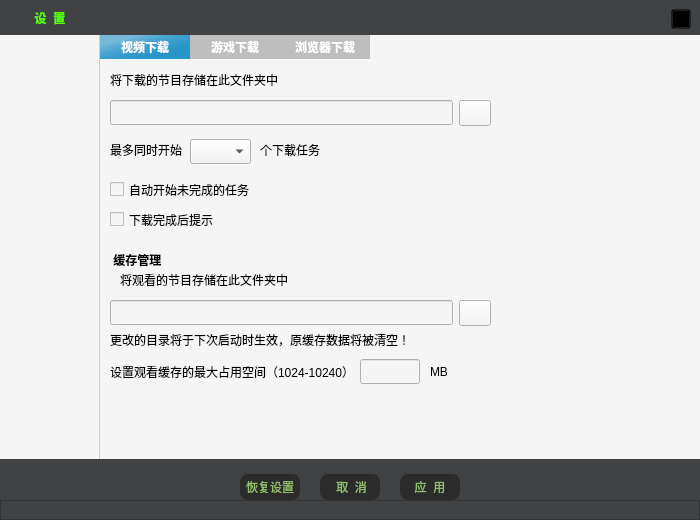
Old version of the form VideoPlayer/messagebox/SystemSetting.ui in the repository huizhang556/pc-video-player.
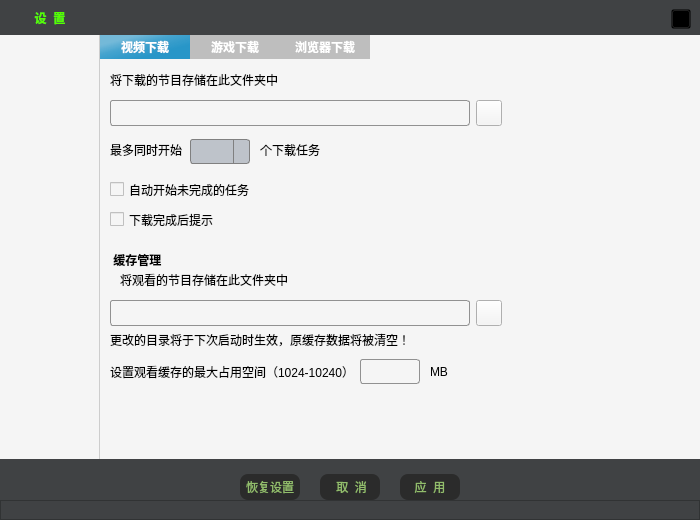
New version of the form. The open tabs and pages were chosen to show the change. Icons and pictures are not drawn.

```diff
--- a/VideoPlayer/messagebox/SystemSetting.ui
+++ b/VideoPlayer/messagebox/SystemSetting.ui
@@ -1766,10 +1766,60 @@
                   <rect>
                    <x>90</x>
                    <y>80</y>
-                   <width>61</width>
+                   <width>60</width>
                    <height>25</height>
                   </rect>
                  </property>
+                 <property name="minimumSize">
+                  <size>
+                   <width>60</width>
+                   <height>25</height>
+                  </size>
+                 </property>
+                 <property name="maximumSize">
+                  <size>
+                   <width>60</width>
+                   <height>25</height>
+                  </size>
+                 </property>
+                 <property name="styleSheet">
+                  <string notr="true">QComboBox
+{
+color: #03b2f5;
+border: 1px solid gray;
+border-radius: 3px;
+background-color: rgba(61, 78, 102,0.3);
+}
+
+QComboBox::drop-down
+{
+border: 0px solid gray;
+border-left-width: 1px;
+}
+
+QComboBox::down-arrow 
+{
+border-image: url(:/images/fileitem/combobox_down.png);
+}
+
+QListView
+{
+background-color: rgb(64, 66, 68);
+}
+
+QListView::item
+{
+color: gray;
+height: 26px;
+background-color: rgb(64, 66, 68);
+}
+
+QListView::item:hover
+{
+color: #55ff00;
+background-color: rgb(64, 66, 68);
+}</string>
+                 </property>
                 </widget>
                 <widget class="QLabel" name="label_83">
                  <property name="geometry">
@@ -1920,13 +1970,26 @@
                    <height>25</height>
                   </rect>
                  </property>
+                 <property name="styleSheet">
+                  <string notr="true">QLineEdit
+{
+border-radius: 3px;
+border: 1px solid #919191;
+
+}
+
+QLineEdit:focus
+{
+border: 1px solid #2baffc;
+}</string>
+                 </property>
                 </widget>
                 <widget class="QWidget" name="layoutWidget">
                  <property name="geometry">
                   <rect>
                    <x>10</x>
                    <y>40</y>
-                   <width>381</width>
+                   <width>394</width>
                    <height>28</height>
                   </rect>
                  </property>
@@ -1938,10 +2001,29 @@
                    <widget class="QLineEdit" name="lineEdit_savevideopath">
                     <property name="minimumSize">
                      <size>
-                      <width>0</width>
-                      <height>25</height>
+                      <width>360</width>
+                      <height>26</height>
                      </size>
                     </property>
+                    <property name="maximumSize">
+                     <size>
+                      <width>360</width>
+                      <height>26</height>
+                     </size>
+                    </property>
+                    <property name="styleSheet">
+                     <string notr="true">QLineEdit
+{
+border-radius: 3px;
+border: 1px solid #919191;
+
+}
+
+QLineEdit:focus
+{
+border: 1px solid #2baffc;
+}</string>
+                    </property>
                    </widget>
                   </item>
                   <item>
@@ -1954,7 +2036,7 @@
                     </property>
                     <property name="maximumSize">
                      <size>
-                      <width>32</width>
+                      <width>26</width>
                       <height>26</height>
                      </size>
                     </property>
@@ -1980,7 +2062,7 @@
                   <rect>
                    <x>10</x>
                    <y>240</y>
-                   <width>381</width>
+                   <width>394</width>
                    <height>28</height>
                   </rect>
                  </property>
@@ -1992,10 +2074,29 @@
                    <widget class="QLineEdit" name="lineEdit_watchedsavepath">
                     <property name="minimumSize">
                      <size>
-                      <width>0</width>
-                      <height>25</height>
+                      <width>360</width>
+                      <height>26</height>
                      </size>
                     </property>
+                    <property name="maximumSize">
+                     <size>
+                      <width>360</width>
+                      <height>26</height>
+                     </size>
+                    </property>
+                    <property name="styleSheet">
+                     <string notr="true">QLineEdit
+{
+border-radius: 3px;
+border: 1px solid #919191;
+
+}
+
+QLineEdit:focus
+{
+border: 1px solid #2baffc;
+}</string>
+                    </property>
                    </widget>
                   </item>
                   <item>
@@ -2008,7 +2109,7 @@
                     </property>
                     <property name="maximumSize">
                      <size>
-                      <width>32</width>
+                      <width>26</width>
                       <height>26</height>
                      </size>
                     </property>
```
Left out of the diff: 557 changed lines with no effect on the pictures.
